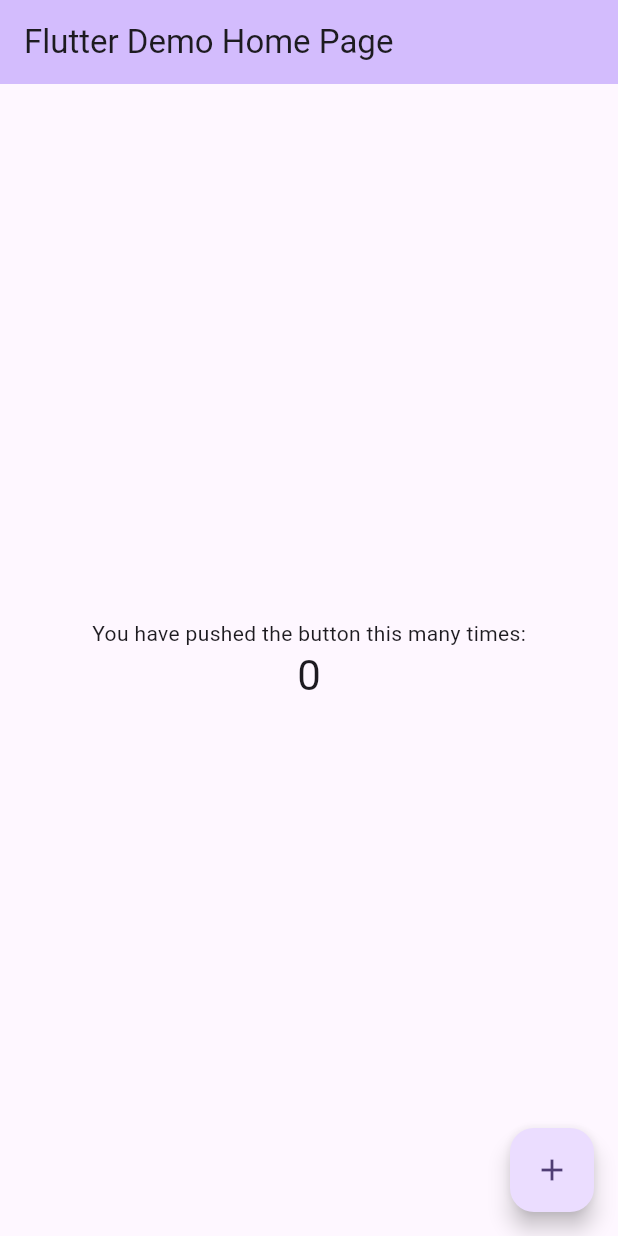
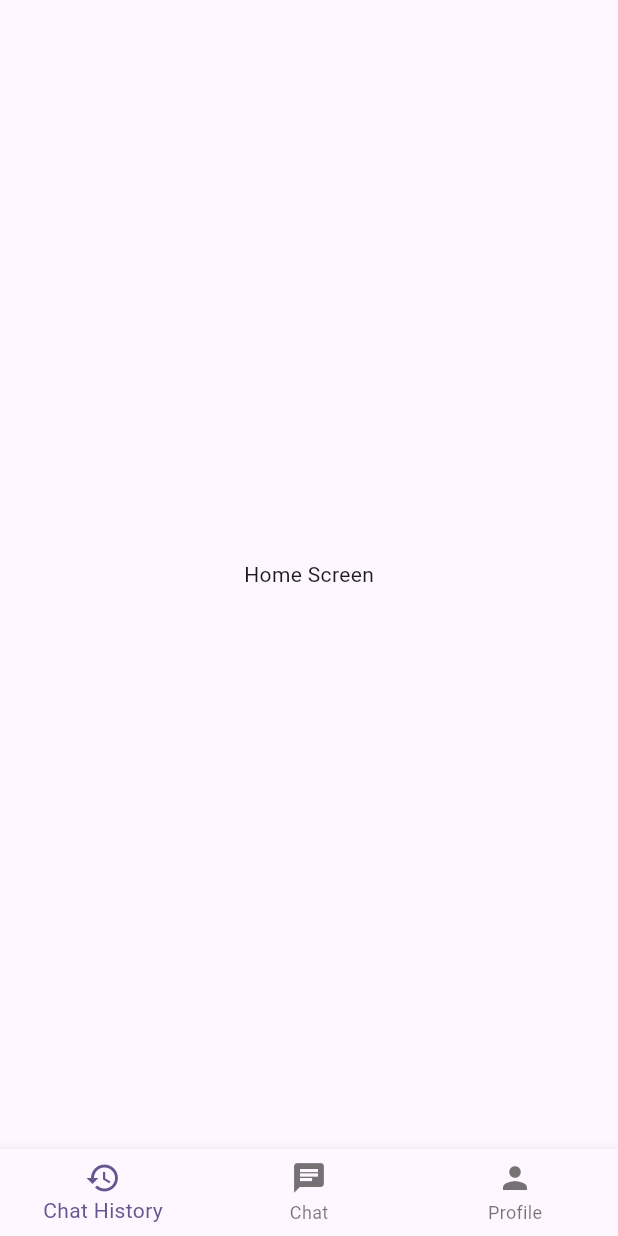
Before and after one commit to kgangadaran10/GeminiHackathon, a Flutter app: the screen it shows after launch, on a phone screen of 412 x 824 dp. Run offline on Flutter 3.47's test engine with Material 3 defaults, Android fonts, the phone set to English and light mode, and no system bars.

Commit message:
navbar and created screens

```diff
--- a/lib/main.dart
+++ b/lib/main.dart
@@ -1,4 +1,8 @@
 import 'package:flutter/material.dart';
+import 'package:flutter_application_1/screens/chat_history_screen.dart';
+import 'package:flutter_application_1/screens/chat_screen.dart';
+import 'package:flutter_application_1/screens/home_screen.dart';
+import 'package:flutter_application_1/screens/profile_screen.dart';
 
 void main() {
   runApp(const MyApp());
@@ -7,119 +11,17 @@
 class MyApp extends StatelessWidget {
   const MyApp({super.key});
 
-  // This widget is the root of your application.
+  // This widget is the root of the application.
   @override
   Widget build(BuildContext context) {
     return MaterialApp(
       title: 'Flutter Demo',
       theme: ThemeData(
-        // This is the theme of your application.
-        //
-        // TRY THIS: Try running your application with "flutter run". You'll see
-        // the application has a purple toolbar. Then, without quitting the app,
-        // try changing the seedColor in the colorScheme below to Colors.green
-        // and then invoke "hot reload" (save your changes or press the "hot
-        // reload" button in a Flutter-supported IDE, or press "r" if you used
-        // the command line to start the app).
-        //
-        // Notice that the counter didn't reset back to zero; the application
-        // state is not lost during the reload. To reset the state, use hot
-        // restart instead.
-        //
-        // This works for code too, not just values: Most code changes can be
-        // tested with just a hot reload.
         colorScheme: ColorScheme.fromSeed(seedColor: Colors.deepPurple),
         useMaterial3: true,
       ),
-      home: const MyHomePage(title: 'Flutter Demo Home Page'),
+      debugShowCheckedModeBanner: false,
+      home: const HomeScreen(),
     );
   }
 }
-
-class MyHomePage extends StatefulWidget {
-  const MyHomePage({super.key, required this.title});
-
-  // This widget is the home page of your application. It is stateful, meaning
-  // that it has a State object (defined below) that contains fields that affect
-  // how it looks.
-
-  // This class is the configuration for the state. It holds the values (in this
-  // case the title) provided by the parent (in this case the App widget) and
-  // used by the build method of the State. Fields in a Widget subclass are
-  // always marked "final".
-
-  final String title;
-
-  @override
-  State<MyHomePage> createState() => _MyHomePageState();
-}
-
-class _MyHomePageState extends State<MyHomePage> {
-  int _counter = 0;
-
-  void _incrementCounter() {
-    setState(() {
-      // This call to setState tells the Flutter framework that something has
-      // changed in this State, which causes it to rerun the build method below
-      // so that the display can reflect the updated values. If we changed
-      // _counter without calling setState(), then the build method would not be
-      // called again, and so nothing would appear to happen.
-      _counter++;
-    });
-  }
-
-  @override
-  Widget build(BuildContext context) {
-    // This method is rerun every time setState is called, for instance as done
-    // by the _incrementCounter method above.
-    //
-    // The Flutter framework has been optimized to make rerunning build methods
-    // fast, so that you can just rebuild anything that needs updating rather
-    // than having to individually change instances of widgets.
-    return Scaffold(
-      appBar: AppBar(
-        // TRY THIS: Try changing the color here to a specific color (to
-        // Colors.amber, perhaps?) and trigger a hot reload to see the AppBar
-        // change color while the other colors stay the same.
-        backgroundColor: Theme.of(context).colorScheme.inversePrimary,
-        // Here we take the value from the MyHomePage object that was created by
-        // the App.build method, and use it to set our appbar title.
-        title: Text(widget.title),
-      ),
-      body: Center(
-        // Center is a layout widget. It takes a single child and positions it
-        // in the middle of the parent.
-        child: Column(
-          // Column is also a layout widget. It takes a list of children and
-          // arranges them vertically. By default, it sizes itself to fit its
-          // children horizontally, and tries to be as tall as its parent.
-          //
-          // Column has various properties to control how it sizes itself and
-          // how it positions its children. Here we use mainAxisAlignment to
-          // center the children vertically; the main axis here is the vertical
-          // axis because Columns are vertical (the cross axis would be
-          // horizontal).
-          //
-          // TRY THIS: Invoke "debug painting" (choose the "Toggle Debug Paint"
-          // action in the IDE, or press "p" in the console), to see the
-          // wireframe for each widget.
-          mainAxisAlignment: MainAxisAlignment.center,
-          children: <Widget>[
-            const Text(
-              'You have pushed the button this many times:',
-            ),
-            Text(
-              '$_counter',
-              style: Theme.of(context).textTheme.headlineMedium,
-            ),
-          ],
-        ),
-      ),
-      floatingActionButton: FloatingActionButton(
-        onPressed: _incrementCounter,
-        tooltip: 'Increment',
-        child: const Icon(Icons.add),
-      ), // This trailing comma makes auto-formatting nicer for build methods.
-    );
-  }
-}
--- /dev/null
+++ b/lib/screens/chat_history_screen.dart
@@ -0,0 +1,19 @@
+import 'package:flutter/material.dart';
+
+class ChatHistoryScreen extends StatefulWidget {
+  const ChatHistoryScreen({super.key});
+
+  @override
+  State<ChatHistoryScreen> createState() => _ChatHistoryScreenState();
+}
+
+class _ChatHistoryScreenState extends State<ChatHistoryScreen> {
+  @override
+  Widget build(BuildContext context) {
+    return Scaffold(
+      body: Center(
+        child: Text('Home Screen'),
+      ),
+    );
+  }
+}
--- /dev/null
+++ b/lib/screens/chat_screen.dart
@@ -0,0 +1,19 @@
+import 'package:flutter/material.dart';
+
+class ChatScreen extends StatefulWidget {
+  const ChatScreen({super.key});
+
+  @override
+  State<ChatScreen> createState() => _ChatScreenState();
+}
+
+class _ChatScreenState extends State<ChatScreen> {
+  @override
+  Widget build(BuildContext context) {
+    return Scaffold(
+      body: Center(
+        child: Text('Home Screen'),
+      ),
+    );
+  }
+}
--- /dev/null
+++ b/lib/screens/home_screen.dart
@@ -0,0 +1,57 @@
+import 'package:flutter/material.dart';
+import 'package:flutter_application_1/screens/chat_history_screen.dart';
+import 'package:flutter_application_1/screens/chat_screen.dart';
+import 'package:flutter_application_1/screens/profile_screen.dart';
+
+class HomeScreen extends StatefulWidget {
+  const HomeScreen({super.key});
+
+  @override
+  State<HomeScreen> createState() => _HomeScreenState();
+}
+
+// list of screens
+final List<Widget> _screens = [
+  const ChatScreen(),
+  const ChatHistoryScreen(),
+  const ProfileScreen(),
+];
+
+int _currentIndex = 0; // index of current screen
+
+class _HomeScreenState extends State<HomeScreen> {
+  @override
+  Widget build(BuildContext context) {
+    return Scaffold(
+      body: PageView(
+        children: _screens,
+        onPageChanged: (index) {
+          setState(() {
+            _currentIndex = index;
+          });
+        },
+      ),
+      bottomNavigationBar: BottomNavigationBar(
+          currentIndex: _currentIndex,
+          onTap: (index) {
+            setState(() {
+              _currentIndex = index;
+            });
+          },
+          items: const [
+            BottomNavigationBarItem(
+              icon: Icon(Icons.history),
+              label: 'Chat History',
+            ),
+            BottomNavigationBarItem(
+              icon: Icon(Icons.chat),
+              label: 'Chat',
+            ),
+            BottomNavigationBarItem(
+              icon: Icon(Icons.person),
+              label: 'Profile',
+            ),
+          ]),
+    );
+  }
+}
--- /dev/null
+++ b/lib/screens/profile_screen.dart
@@ -0,0 +1,18 @@
+import 'package:flutter/material.dart';
+
+class ProfileScreen extends StatefulWidget {
+  const ProfileScreen({super.key});
+
+  @override
+  State<ProfileScreen> createState() => _ProfileScreenState();
+}
+
+class _ProfileScreenState extends State<ProfileScreen> {
+  @override
+  Widget build(BuildContext context) {
+    return Scaffold(
+        body: Center(
+      child: Text('Profile Screen'),
+    ));
+  }
+}
```
Also changed, not shown: pubspec.yaml (line endings or trailing spaces), 3 other files.
